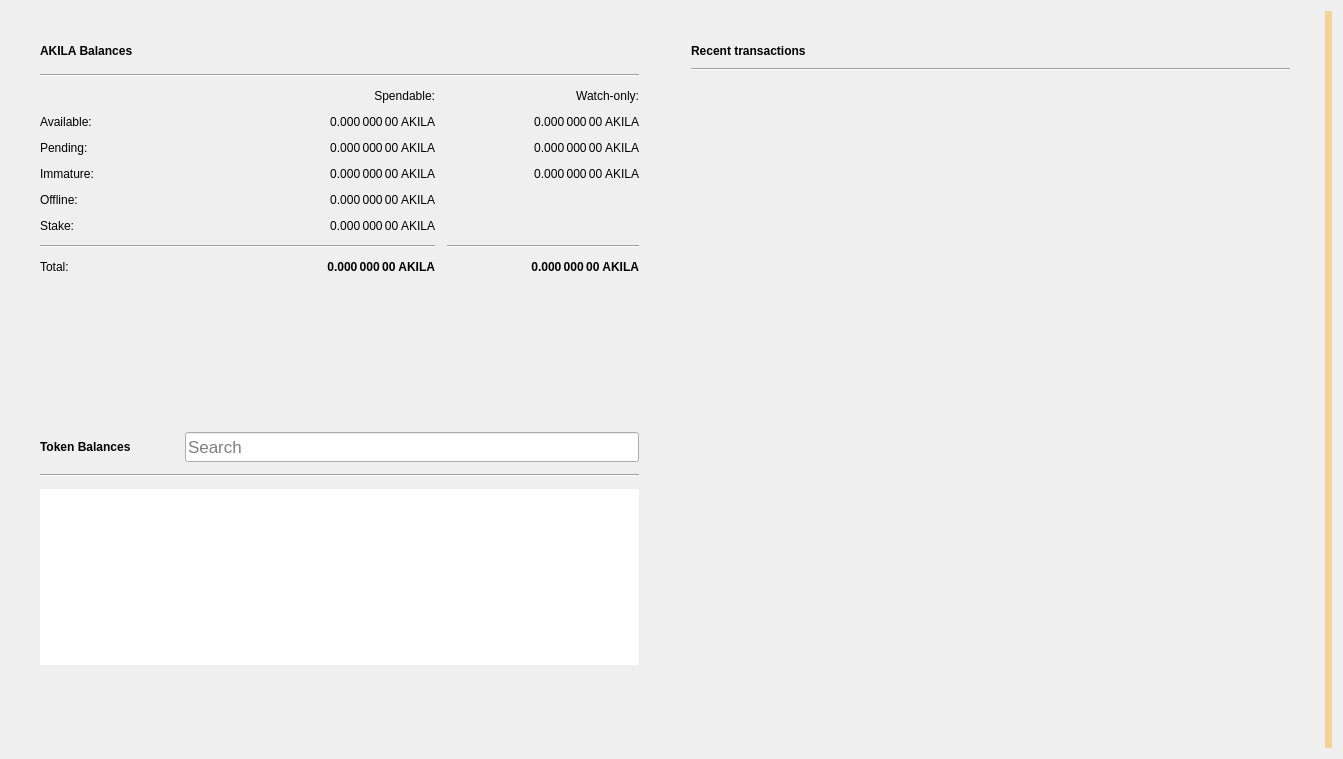
Above: src/qt/forms/overviewpage.ui from PaladeumBlockchain/Paladeum before the change. Below: the same form after it.
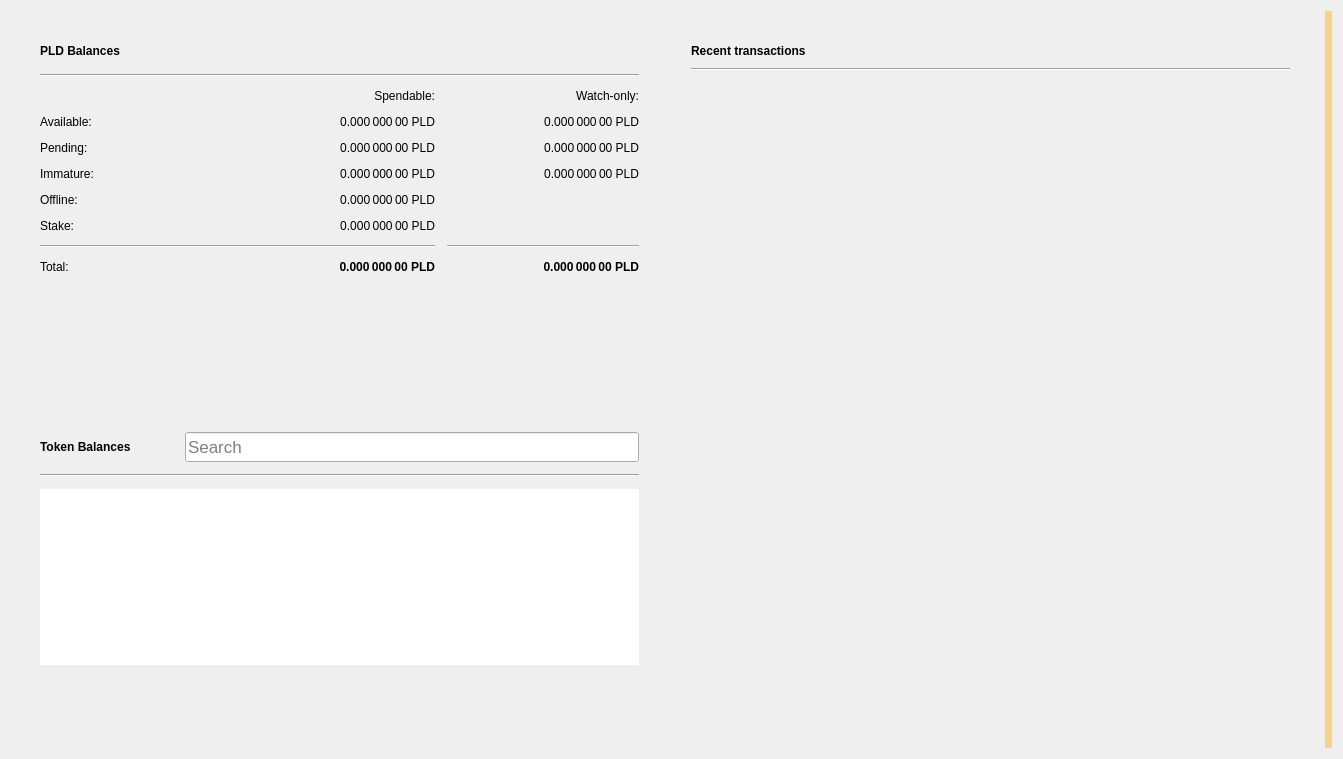
That is the form after the change. Icons and pictures are not drawn.

Commit message: Rename Akila -> Paladeum

Patch:
```diff
--- a/src/qt/forms/overviewpage.ui
+++ b/src/qt/forms/overviewpage.ui
@@ -94,7 +94,7 @@
                  </font>
                 </property>
                 <property name="text">
-                 <string>AKILA Balances</string>
+                 <string>PLD Balances</string>
                 </property>
                </widget>
               </item>
@@ -173,7 +173,7 @@
                  <string>Total of transactions that have yet to be confirmed, and do not yet count toward the spendable balance</string>
                 </property>
                 <property name="text">
-                 <string notr="true">0.000 000 00 AKILA</string>
+                 <string notr="true">0.000 000 00 PLD</string>
                 </property>
                 <property name="alignment">
                  <set>Qt::AlignRight|Qt::AlignTrailing|Qt::AlignVCenter</set>
@@ -205,7 +205,7 @@
                  <string>Mined balance in watch-only addresses that has not yet matured</string>
                 </property>
                 <property name="text">
-                 <string notr="true">0.000 000 00 AKILA</string>
+                 <string notr="true">0.000 000 00 PLD</string>
                 </property>
                 <property name="alignment">
                  <set>Qt::AlignRight|Qt::AlignTrailing|Qt::AlignVCenter</set>
@@ -230,7 +230,7 @@
                  <string>Your current stake</string>
                 </property>
                 <property name="text">
-                 <string notr="true">0.000 000 00 AKILA</string>
+                 <string notr="true">0.000 000 00 PLD</string>
                 </property>
                 <property name="alignment">
                  <set>Qt::AlignRight|Qt::AlignTrailing|Qt::AlignVCenter</set>
@@ -272,7 +272,7 @@
                  <string>Your current spendable balance</string>
                 </property>
                 <property name="text">
-                 <string notr="true">0.000 000 00 AKILA</string>
+                 <string notr="true">0.000 000 00 PLD</string>
                 </property>
                 <property name="alignment">
                  <set>Qt::AlignRight|Qt::AlignTrailing|Qt::AlignVCenter</set>
@@ -285,7 +285,7 @@
               <item row="4" column="1">
                <widget class="QLabel" name="labelOffline">
                 <property name="text">
-                 <string>0.000 000 00 AKILA</string>
+                 <string>0.000 000 00 PLD</string>
                 </property>
                 <property name="alignment">
                  <set>Qt::AlignRight|Qt::AlignTrailing|Qt::AlignVCenter</set>
@@ -307,7 +307,7 @@
                  <string>Unconfirmed transactions to watch-only addresses</string>
                 </property>
                 <property name="text">
-                 <string notr="true">0.000 000 00 AKILA</string>
+                 <string notr="true">0.000 000 00 PLD</string>
                 </property>
                 <property name="alignment">
                  <set>Qt::AlignRight|Qt::AlignTrailing|Qt::AlignVCenter</set>
@@ -332,7 +332,7 @@
                  <string>Your current balance in watch-only addresses</string>
                 </property>
                 <property name="text">
-                 <string notr="true">0.000 000 00 AKILA</string>
+                 <string notr="true">0.000 000 00 PLD</string>
                 </property>
                 <property name="alignment">
                  <set>Qt::AlignRight|Qt::AlignTrailing|Qt::AlignVCenter</set>
@@ -407,7 +407,7 @@
                  <string>Mined balance that has not yet matured</string>
                 </property>
                 <property name="text">
-                 <string notr="true">0.000 000 00 AKILA</string>
+                 <string notr="true">0.000 000 00 PLD</string>
                 </property>
                 <property name="alignment">
                  <set>Qt::AlignRight|Qt::AlignTrailing|Qt::AlignVCenter</set>
@@ -432,7 +432,7 @@
                  <string>Your current total balance</string>
                 </property>
                 <property name="text">
-                 <string notr="true">0.000 000 00 AKILA</string>
+                 <string notr="true">0.000 000 00 PLD</string>
                 </property>
                 <property name="alignment">
                  <set>Qt::AlignRight|Qt::AlignTrailing|Qt::AlignVCenter</set>
@@ -471,7 +471,7 @@
                  <string>Current total balance in watch-only addresses</string>
                 </property>
                 <property name="text">
-                 <string notr="true">0.000 000 00 AKILA</string>
+                 <string notr="true">0.000 000 00 PLD</string>
                 </property>
                 <property name="alignment">
                  <set>Qt::AlignRight|Qt::AlignTrailing|Qt::AlignVCenter</set>
```
Left out of the diff: 8 changed lines with no effect on the pictures. The commit also changes 1091 other files.
